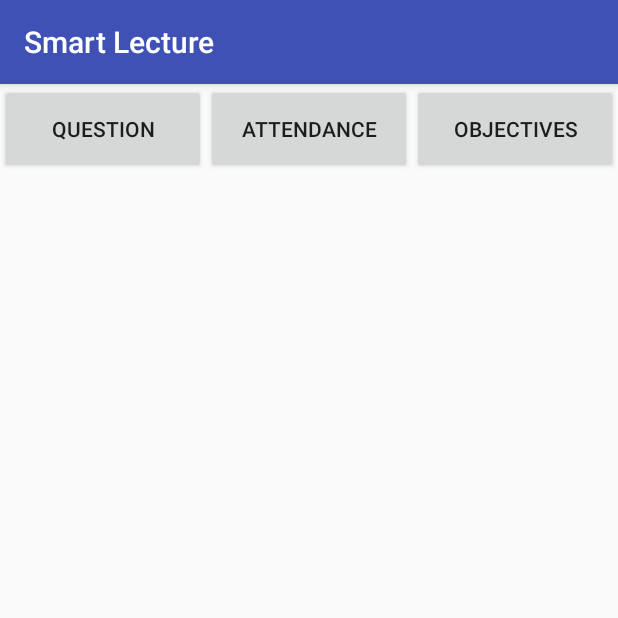
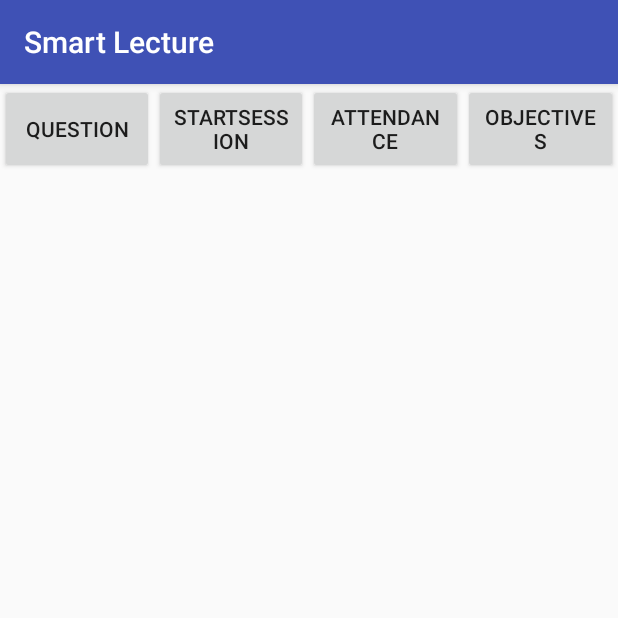
Before and after one commit to AmmarRabie/smart-lecture, an Android app: the SessionActivity screen opened directly, with no data from a screen before it, after a tap on "QUESTION", on a phone screen of 412 x 824 dp, the top half of it. Run offline under Robolectric (Android 15) with nearby library versions, the light colour scheme and no system bars.

Commit message:
start Session functionality with generating unique ID

```diff
--- a/app/src/main/java/cmp/sem/team8/smarlecture/session/SessionActivity.java
+++ b/app/src/main/java/cmp/sem/team8/smarlecture/session/SessionActivity.java
@@ -4,20 +4,25 @@ package cmp.sem.team8.smarlecture.session;
 import android.os.Bundle;
 import android.support.v7.app.AppCompatActivity;
 import android.view.View;
+import android.widget.Button;
 import android.widget.Toast;
 
 import cmp.sem.team8.smarlecture.R;
 import cmp.sem.team8.smarlecture.common.util.ActivityUtils;
 import cmp.sem.team8.smarlecture.session.attendance.AttendanceFragment;
 import cmp.sem.team8.smarlecture.session.attendance.AttendancePresenter;
+import cmp.sem.team8.smarlecture.session.startsession.StartSessionFragment;
+import cmp.sem.team8.smarlecture.session.startsession.StartSessionPresenter;
 
 public class SessionActivity extends AppCompatActivity {
 
-/*    private Button mQuestionButton;
+    private Button mQuestionButton;
     private Button mAttendanceButton;
-    private Button mObjectivesButton;*/
+    private Button mObjectivesButton;
+    private Button mStartSessionButton;
 
     private AttendancePresenter mAttendancePresenter;
+    private StartSessionPresenter mStartSessionPresenter;
     @Override
     protected void onCreate(Bundle savedInstanceState) {
         super.onCreate(savedInstanceState);
@@ -26,7 +31,9 @@ public class SessionActivity extends AppCompatActivity {
 /*        mQuestionButton = findViewById(R.id.sessionActivity_question);
         mAttendanceButton = findViewById(R.id.sessionActivity_attendance);
         mObjectivesButton = findViewById(R.id.sessionActivity_objectives);*/
+        mStartSessionButton=findViewById(R.id.sessionActivity_startsession);
         mAttendancePresenter = null;
+        mStartSessionPresenter=null;
 
     }
 
@@ -34,34 +41,23 @@ public class SessionActivity extends AppCompatActivity {
     public void onToFragmentClick(View view) {
         int viewId = view.getId();
 
-        int fragmentId = R.id.contentFrame;
+        int fragmentId = R.id.contentFrame2;
         switch (viewId) {
+            case R.id.sessionActivity_startsession:
+                StartSessionFragment fragment2 = (StartSessionFragment)
+                        getSupportFragmentManager().findFragmentById(R.id.contentFrame2);
+                fragment2 = fragment2 == null ?
+                        StartSessionFragment.newInstance()
+                        : fragment2;
+                ActivityUtils.addFragmentToActivity(getSupportFragmentManager(), fragment2, fragmentId);
 
-            case R.id.sessionActivity_question:
-                Toast.makeText(this, "not supported yet", Toast.LENGTH_SHORT).show();
+                if (mStartSessionPresenter == null)
+                    mStartSessionPresenter = new StartSessionPresenter(fragment2);
+                else
+                    mStartSessionPresenter.refresh();
                 break;
+                ///////////
 
-            case R.id.sessionActivity_question:
-                Toast.makeText(this, "not supported yet", Toast.LENGTH_SHORT).show();
-                break;
-
-            case R.id.sessionActivity_attendance:
-                AttendanceFragment fragment = (AttendanceFragment)
-                        getSupportFragmentManager().findFragmentById(R.id.contentFrame);
-                fragment = fragment == null ?
-                        AttendanceFragment.newInstance()
-                        : fragment;
-                ActivityUtils.addFragmentToActivity(getSupportFragmentManager(), fragment, fragmentId);
-
-                if (mAttendancePresenter == null)
-                    mAttendancePresenter = new AttendancePresenter(fragment, false, 1);
-                else
-                    mAttendancePresenter.refresh();
-                break;
-
-            case R.id.sessionActivity_objectives:
-                Toast.makeText(this, "not supported yet", Toast.LENGTH_SHORT).show();
-                break;
         }
     }
 }
--- a/app/src/main/java/cmp/sem/team8/smarlecture/session/startsession/StartSessionContract.java
+++ b/app/src/main/java/cmp/sem/team8/smarlecture/session/startsession/StartSessionContract.java
@@ -18,7 +18,7 @@ public class StartSessionContract {
      * views methods implemented by fragment
      */
     interface Views extends IBaseView<Actions> {
-        void showSessionId();
+        void showSessionId(String id);
     }
 
 
--- a/app/src/main/res/layout/activity_session.xml
+++ b/app/src/main/res/layout/activity_session.xml
@@ -18,6 +18,14 @@
             android:layout_weight="1"
             android:onClick="onToFragmentClick"
             android:text="Question" />
+
+        <Button
+            android:id="@+id/sessionActivity_startsession"
+            android:layout_width="0dp"
+            android:layout_height="match_parent"
+            android:layout_weight="1"
+            android:onClick="onToFragmentClick"
+            android:text="StartSession" />
 
         <Button
             android:id="@+id/sessionActivity_attendance"
@@ -43,7 +51,7 @@
         android:layout_height="match_parent">
 
         <FrameLayout
-            android:id="@+id/contentFrame"
+            android:id="@+id/contentFrame2"
             android:layout_width="match_parent"
             android:layout_height="match_parent" />
 
```
Also changed, not shown: app/src/main/java/cmp/sem/team8/smarlecture/quickstatistics/QuickStatisticsActivity.java (+14 -1 lines), app/src/main/java/cmp/sem/team8/smarlecture/session/startsession/StartSessionFragment.java (+36 -2 lines), app/src/main/java/cmp/sem/team8/smarlecture/session/startsession/StartSessionPresenter.java (+64 -0 lines), app/src/main/res/layout/start_session_fragment.xml (+19 -3 lines).
